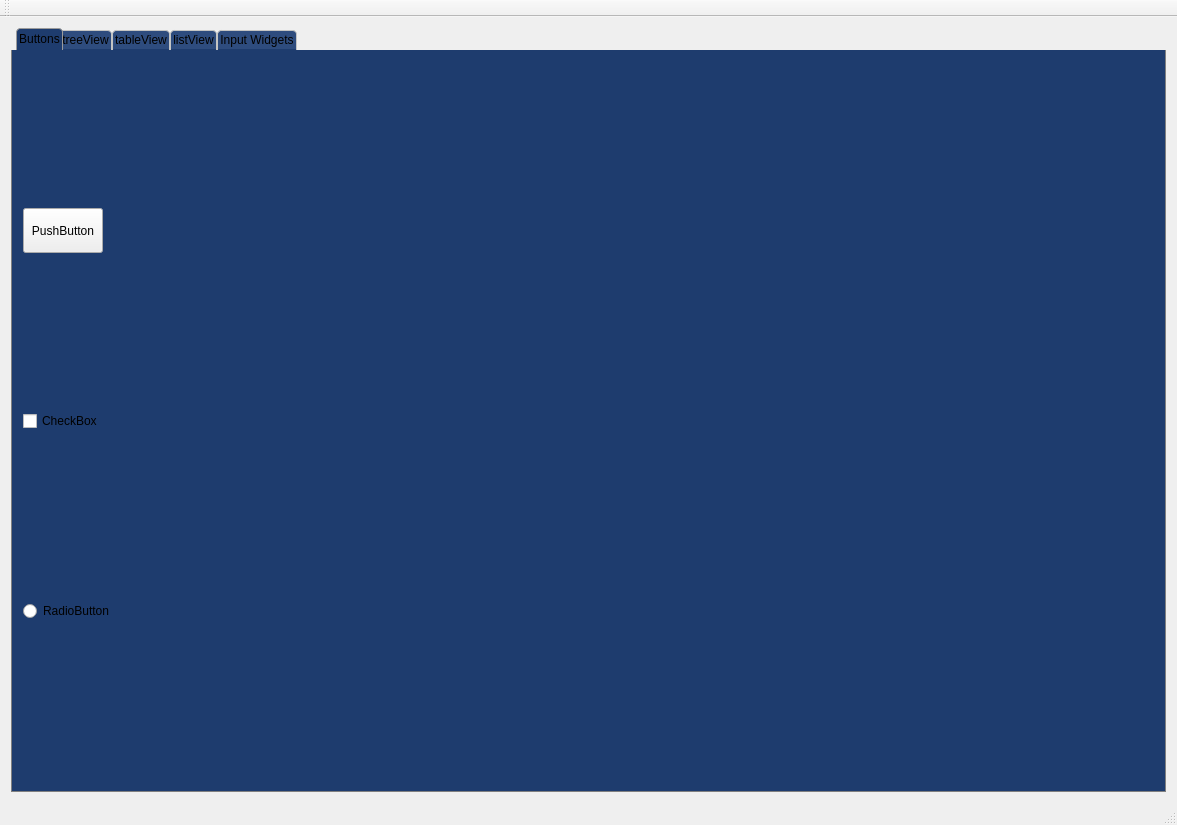
CaiHongkung/QCControls, file ControlsDemo/ControlsDemo.ui: the form before one commit.
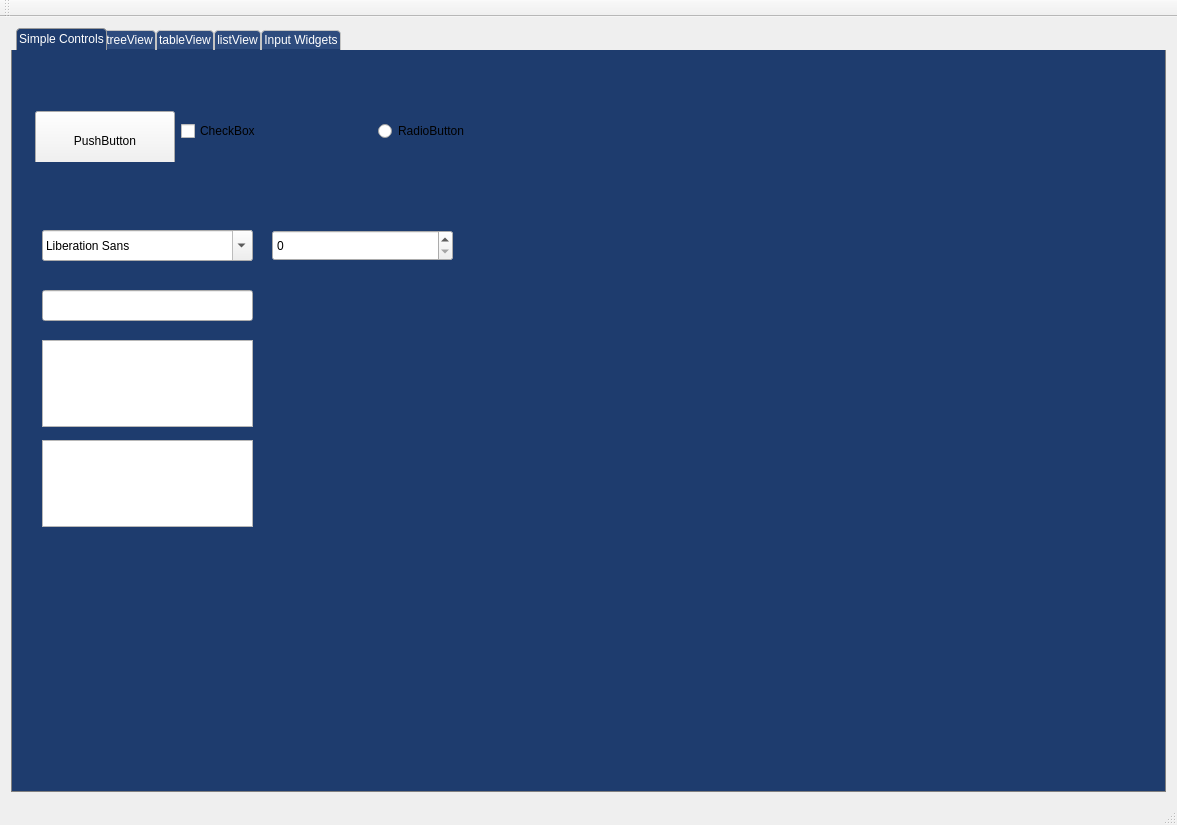
The form after the commit. The open tabs and pages were chosen to show the change. Custom widgets are drawn as their Qt base class.

Diff of the .ui file:
```diff
--- a/ControlsDemo/ControlsDemo.ui
+++ b/ControlsDemo/ControlsDemo.ui
@@ -18,36 +18,43 @@
     <item row="0" column="0">
      <widget class="QTabWidget" name="tabWidget">
       <property name="styleSheet">
-       <string notr="true">QTabWidget::pane{background:#1e3c6e;border-left:1px solid gray;border-right:1px solid gray;
-border-bottom:1px solid gray}
-QTabWidget::tab-bar{background:#4e6c9e;left:5px;min-height:30px;}
-QTabBar::tab{background:#2e4c7e;
-      border: 1px solid #C4C4C3;
-      border-bottom-color: #1e3c6e; /* same as the pane color */
-      border-top-left-radius: 4px;
-      border-top-right-radius: 4px;
-      min-width: 8ex;min-height: 5ex;
-      padding: 2px;}
-QTabBar::tab:selected,QTabWidget::tab:hover{background:#1e3c6e}
-QTabBar::tab:selected{border-color:#9b9b9b;border-bottom-color:#1e3c6e}
-QTabBar::tab:!selected{margin-top:2px}
+       <string notr="true">QTabWidget::pane{
+background:#1e3c6e;border-left:1px solid gray;border-right:1px solid gray;
+border-bottom:1px solid gray
+}
+QTabWidget::tab-bar{
+background:#4e6c9e;left:5px;min-height:30px;
+}
+QTabBar::tab{
+background:#2e4c7e;padding:3px;color:white;border: 1px solid #C4C4C3;
+border-bottom-color: #1e3c6e; /* same as the pane color */
+border-top-left-radius: 4px;
+border-top-right-radius: 4px;
+min-width: 8ex;min-height: 5ex;
+padding: 2px;
+}
+QTabBar::tab:selected,QTabWidget::tab:hover{
+background:#1e3c6e
+}
+QTabBar::tab:selected{
+border-color:#9b9b9b;border-bottom-color:#1e3c6e
+}
+QTabBar::tab:!selected{
+margin-top:2px
+}
 QTabBar::tab:selected {
-      /* expand/overlap to the left and right by 4px */
-      margin-left: -4px;
-      margin-right: -4px;
-  }
-
-  QTabBar::tab:first:selected {
-      margin-left: 0; /* the first selected tab has nothing to overlap with on the left */
-  }
-
-  QTabBar::tab:last:selected {
-      margin-right: 0; /* the last selected tab has nothing to overlap with on the right */
-  }
-
-  QTabBar::tab:only-one {
-      margin: 0; /* if there is only one tab, we don't want overlapping margins */
-  }
+margin-left: -4px;
+margin-right: -4px;
+}
+QTabBar::tab:first:selected {
+margin-left: 0; /* the first selected tab has nothing to overlap with on the left */
+}
+QTabBar::tab:last:selected{
+margin-right: 0; /* the last selected tab has nothing to overlap with on the right */
+}
+QTabBar::tab:only-one {
+margin: 0; /* if there is only one tab, we don't want overlapping margins */
+}
 
 </string>
       </property>
@@ -56,50 +63,38 @@
       </property>
       <widget class="QWidget" name="tab_4">
        <attribute name="title">
-        <string>Buttons</string>
+        <string>Simple Controls</string>
        </attribute>
-       <layout class="QGridLayout" name="gridLayout_5">
-        <item row="0" column="0">
+       <widget class="QWidget" name="layoutWidget">
+        <property name="geometry">
+         <rect>
+          <x>12</x>
+          <y>50</y>
+          <width>556</width>
+          <height>62</height>
+         </rect>
+        </property>
          <layout class="QGridLayout" name="gridLayout">
-          <item row="0" column="0" alignment="Qt::AlignLeft|Qt::AlignVCenter">
+         <item row="0" column="0">
            <widget class="QCButton" name="pushButton">
             <property name="sizePolicy">
-             <sizepolicy hsizetype="Minimum" vsizetype="Minimum">
+            <sizepolicy hsizetype="Minimum" vsizetype="Fixed">
               <horstretch>9</horstretch>
               <verstretch>0</verstretch>
              </sizepolicy>
             </property>
             <property name="minimumSize">
              <size>
-              <width>70</width>
-              <height>45</height>
-             </size>
-            </property>
-            <property name="text">
-             <string>PushButton</string>
-            </property>
-           </widget>
-          </item>
-          <item row="2" column="0" alignment="Qt::AlignLeft|Qt::AlignVCenter">
-           <widget class="QCRatioButton" name="radioButton">
-            <property name="sizePolicy">
-             <sizepolicy hsizetype="Minimum" vsizetype="Minimum">
-              <horstretch>9</horstretch>
-              <verstretch>0</verstretch>
-             </sizepolicy>
-            </property>
-            <property name="minimumSize">
-             <size>
-              <width>30</width>
+             <width>140</width>
               <height>60</height>
              </size>
             </property>
             <property name="text">
-             <string>RadioButton</string>
+            <string>PushButton</string>
             </property>
            </widget>
           </item>
-          <item row="1" column="0">
+         <item row="0" column="1">
            <widget class="QCCheckBox" name="checkBox">
             <property name="sizePolicy">
              <sizepolicy hsizetype="Minimum" vsizetype="Fixed">
@@ -109,7 +104,7 @@
             </property>
             <property name="minimumSize">
              <size>
-              <width>60</width>
+             <width>200</width>
               <height>30</height>
              </size>
             </property>
@@ -118,9 +113,77 @@
             </property>
            </widget>
           </item>
-         </layout>
-        </item>
-       </layout>
+         <item row="0" column="2">
+          <widget class="QCRatioButton" name="radioButton">
+           <property name="sizePolicy">
+            <sizepolicy hsizetype="Minimum" vsizetype="Fixed">
+             <horstretch>9</horstretch>
+             <verstretch>0</verstretch>
+            </sizepolicy>
+           </property>
+           <property name="minimumSize">
+            <size>
+             <width>200</width>
+             <height>30</height>
+            </size>
+           </property>
+           <property name="text">
+            <string>RadioButton</string>
+           </property>
+          </widget>
+         </item>
+        </layout>
+       </widget>
+       <widget class="QFontComboBox" name="fontComboBox">
+        <property name="geometry">
+         <rect>
+          <x>30</x>
+          <y>180</y>
+          <width>211</width>
+          <height>31</height>
+         </rect>
+        </property>
+       </widget>
+       <widget class="QLineEdit" name="lineEdit">
+        <property name="geometry">
+         <rect>
+          <x>30</x>
+          <y>240</y>
+          <width>211</width>
+          <height>31</height>
+         </rect>
+        </property>
+       </widget>
+       <widget class="QTextEdit" name="textEdit">
+        <property name="geometry">
+         <rect>
+          <x>30</x>
+          <y>290</y>
+          <width>211</width>
+          <height>87</height>
+         </rect>
+        </property>
+       </widget>
+       <widget class="QPlainTextEdit" name="plainTextEdit">
+        <property name="geometry">
+         <rect>
+          <x>30</x>
+          <y>390</y>
+          <width>211</width>
+          <height>87</height>
+         </rect>
+        </property>
+       </widget>
+       <widget class="QSpinBox" name="spinBox">
+        <property name="geometry">
+         <rect>
+          <x>260</x>
+          <y>180</y>
+          <width>181</width>
+          <height>31</height>
+         </rect>
+        </property>
+       </widget>
       </widget>
       <widget class="QWidget" name="tab">
        <attribute name="title">
```
Left out of the diff: 4 changed lines with no effect on the pictures. Lines whose indentation alone changed are shown as unchanged.
